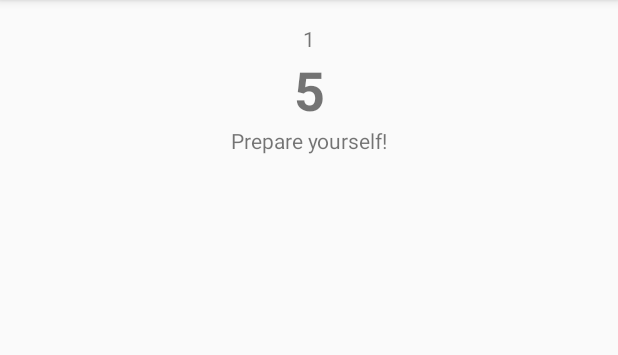
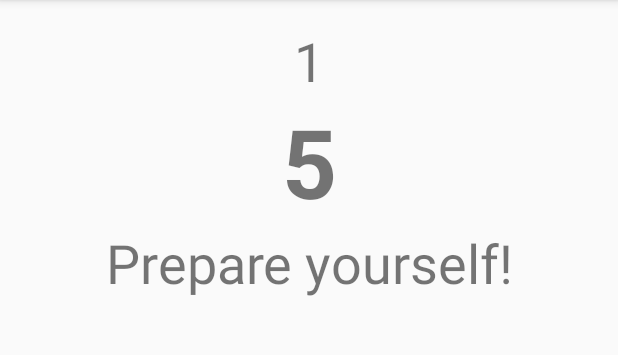
Before and after one commit to boind12/Circle-Timer, an Android app: the workout_quick screen opened directly, with no data from a screen before it, on a phone screen of 412 x 824 dp, the part 84-439 px from its top. Run offline under Robolectric (Android 15) with nearby library versions, the phone set to English and light mode, and no system bars; 3 statements that could not run were skipped.

Commit message:
Increased Text Size
to make it more readable

```diff
--- a/Circle-Timer/app/src/main/res/layout/activity_workout_quick.xml
+++ b/Circle-Timer/app/src/main/res/layout/activity_workout_quick.xml
@@ -9,10 +9,14 @@
     android:paddingRight="@dimen/activity_horizontal_margin"
     android:paddingTop="@dimen/activity_vertical_margin"
     tools:context="com.esser.circle_timer.workout_quick">
+
     <LinearLayout
         android:orientation="vertical"
         android:layout_width="match_parent"
-        android:layout_height="match_parent">
+        android:layout_height="match_parent"
+        android:layout_alignParentTop="true"
+        android:layout_alignParentLeft="true"
+        android:layout_alignParentStart="true">
 
         <LinearLayout
             android:orientation="vertical"
@@ -24,7 +28,8 @@
                 android:layout_width="match_parent"
                 android:layout_height="wrap_content"
                 android:id="@+id/tV_Rounds"
-                android:textAlignment="center" />
+                android:textAlignment="center"
+                android:textSize="36sp" />
 
             <TextView
                 android:text="60"
@@ -32,7 +37,7 @@
                 android:layout_height="wrap_content"
                 android:id="@+id/tV_CountDown"
                 android:textAlignment="center"
-                android:textSize="36sp"
+                android:textSize="64sp"
                 android:textStyle="normal|bold" />
 
             <TextView
@@ -40,7 +45,8 @@
                 android:layout_width="match_parent"
                 android:layout_height="wrap_content"
                 android:id="@+id/tV_Message"
-                android:textAlignment="center"/>
+                android:textAlignment="center"
+                android:textSize="36sp" />
         </LinearLayout>
 
         <LinearLayout
```
